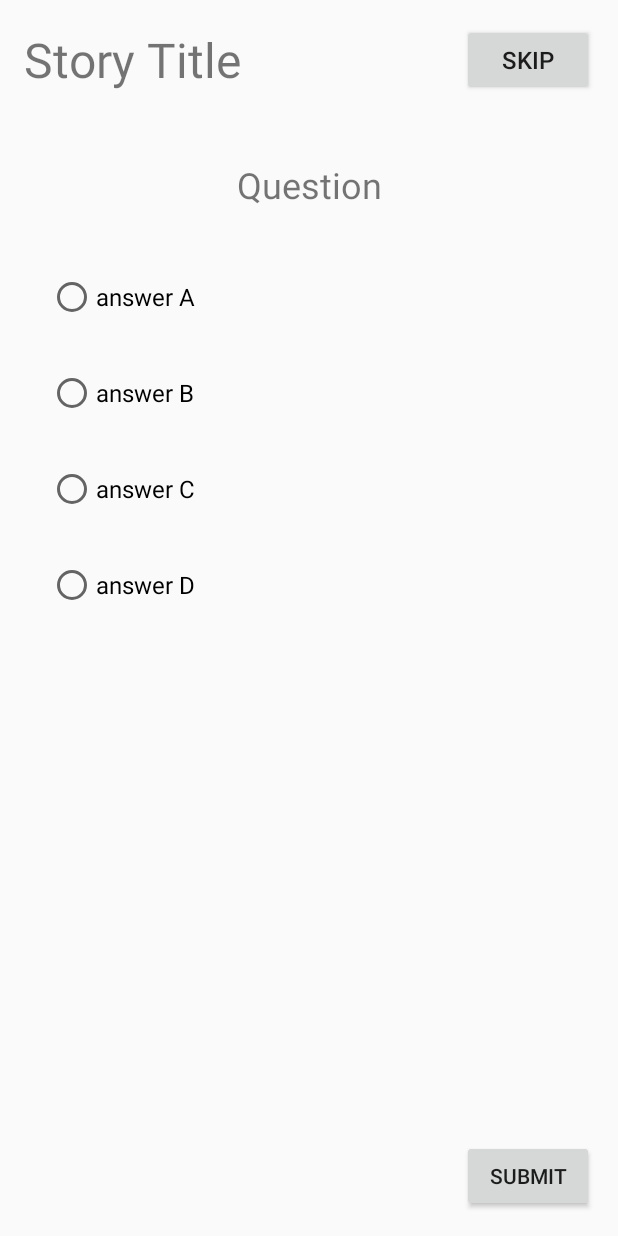
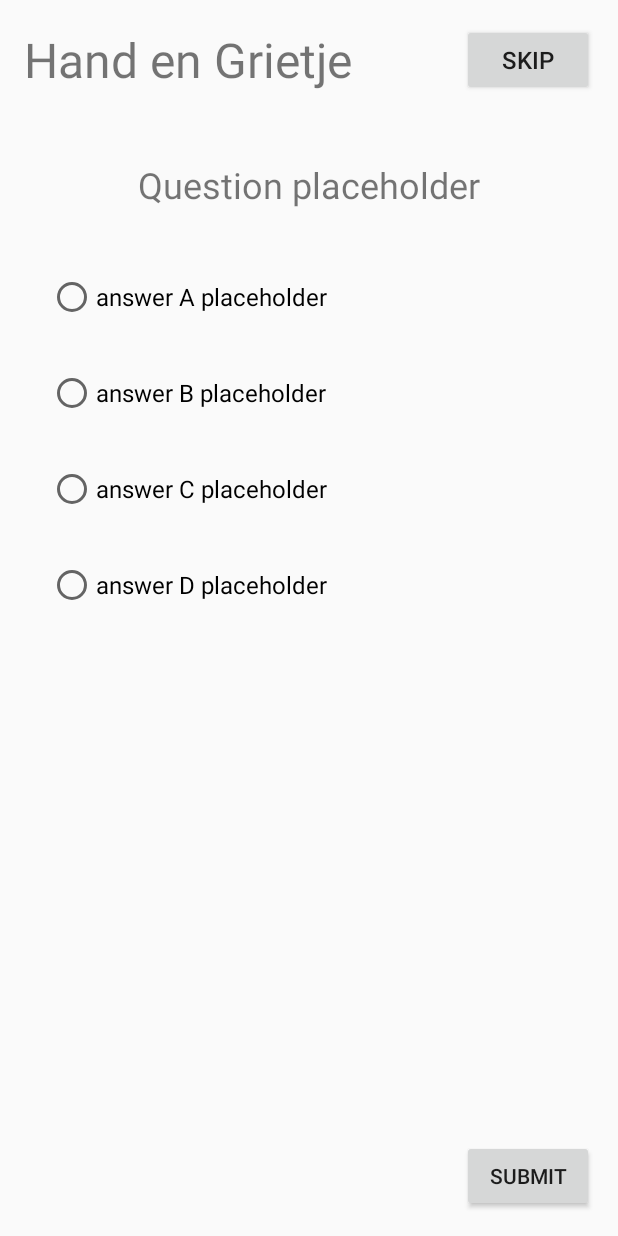
Before and after one commit to CMHLinskens/Proftaak1.4_B3, an Android app: the layout activity_riddle.xml on its own in the app's theme, with its tools: preview values and no code run, on a phone screen of 412 x 824 dp. Run offline under Robolectric (Android 15) with nearby library versions, the phone set to English and light mode, and no system bars.

Commit message:
[Addition] Logic riddle game (without Json)

```diff
--- a/EsstelingApp/app/src/main/AndroidManifest.xml
+++ b/EsstelingApp/app/src/main/AndroidManifest.xml
@@ -16,6 +16,12 @@
                 <category android:name="android.intent.category.LAUNCHER" />
             </intent-filter>
         </activity>
+        <activity android:name=".games.RiddlePage" android:label="RiddlePage">
+            <intent-filter>
+            <action android:name="android.intent.action.VIEW"></action>
+            <category android:name="android.intent.category.LAUNCHER"></category>
+            </intent-filter>
+        </activity>
     </application>
 
 </manifest>
--- a/EsstelingApp/app/src/main/res/layout/activity_riddle.xml
+++ b/EsstelingApp/app/src/main/res/layout/activity_riddle.xml
@@ -1,90 +1,84 @@
 <?xml version="1.0" encoding="utf-8"?>
-<androidx.constraintlayout.widget.ConstraintLayout
-    xmlns:android="http://schemas.android.com/apk/res/android"
+<androidx.constraintlayout.widget.ConstraintLayout xmlns:android="http://schemas.android.com/apk/res/android"
     xmlns:app="http://schemas.android.com/apk/res-auto"
     xmlns:tools="http://schemas.android.com/tools"
     android:layout_width="match_parent"
-    android:layout_height="match_parent"
-    >
+    android:layout_height="match_parent">
 
     <TextView
         android:id="@+id/storyTitle"
-        android:text="Story Title"
         android:layout_width="0dp"
         android:layout_height="48dp"
         android:layout_margin="16dp"
+        android:gravity="center_vertical"
+        android:text="Hand en Grietje"
         android:textSize="32sp"
-        android:gravity="center_vertical"
-        app:layout_constraintTop_toTopOf="parent"
+        app:layout_constraintEnd_toStartOf="@id/skipButton"
         app:layout_constraintStart_toStartOf="parent"
-        app:layout_constraintEnd_toStartOf="@id/skipButton"
-        />
+        app:layout_constraintTop_toTopOf="parent" />
 
     <Button
         android:id="@+id/skipButton"
-        android:text="Skip"
         android:layout_width="wrap_content"
         android:layout_height="48dp"
         android:layout_margin="16dp"
+        android:onClick="skipQuestion"
+        android:text="Skip"
         android:textSize="16sp"
+        app:layout_constraintEnd_toEndOf="parent"
         app:layout_constraintTop_toTopOf="parent"
-        app:layout_constraintEnd_toEndOf="parent"
         />
 
 
     <TextView
         android:id="@+id/question"
-        android:text="Question"
         android:layout_width="match_parent"
         android:layout_height="54dp"
         android:layout_margin="32dp"
+        android:gravity="center"
+        android:text="Question placeholder"
         android:textSize="24sp"
-        android:gravity="center"
-        app:layout_constraintTop_toBottomOf="@id/storyTitle"
-        />
+        app:layout_constraintTop_toBottomOf="@id/storyTitle" />
 
     <RadioGroup
+        android:id="@+id/answerGroup"
         android:layout_width="match_parent"
         android:layout_height="wrap_content"
         android:layout_margin="16dp"
         app:layout_constraintTop_toBottomOf="@id/question"
-        >
+        tools:layout_editor_absoluteX="16dp">
 
         <RadioButton
             android:id="@+id/answerA"
             android:layout_width="match_parent"
             android:layout_height="wrap_content"
-            android:text="answer A"
-            android:textSize="16sp"
             android:layout_margin="16dp"
-            />
+            android:text="answer A placeholder"
+            android:textSize="16sp" />
 
         <RadioButton
             android:id="@+id/answerB"
             android:layout_width="match_parent"
             android:layout_height="wrap_content"
-            android:text="answer B"
-            android:textSize="16sp"
             android:layout_margin="16dp"
-            />
+            android:text="answer B placeholder"
+            android:textSize="16sp" />
 
         <RadioButton
             android:id="@+id/answerC"
             android:layout_width="match_parent"
             android:layout_height="wrap_content"
-            android:text="answer C"
-            android:textSize="16sp"
             android:layout_margin="16dp"
-            />
+            android:text="answer C placeholder"
+            android:textSize="16sp" />
 
         <RadioButton
             android:id="@+id/answerD"
             android:layout_width="match_parent"
             android:layout_height="wrap_content"
-            android:text="answer D"
-            android:textSize="16sp"
             android:layout_margin="16dp"
-            />
+            android:text="answer D placeholder"
+            android:textSize="16sp" />
     </RadioGroup>
 
     <Button
@@ -92,9 +86,9 @@
         android:layout_width="wrap_content"
         android:layout_height="wrap_content"
         android:layout_margin="16dp"
+        android:onClick="submitAnswer"
         android:text="Submit"
         app:layout_constraintBottom_toBottomOf="parent"
-        app:layout_constraintEnd_toEndOf="parent"
-        />
+        app:layout_constraintEnd_toEndOf="parent" />
 
 </androidx.constraintlayout.widget.ConstraintLayout>
```
Also changed, not shown: EsstelingApp/app/src/main/java/com/example/esstelingapp/MainActivity.java (+10 -0 lines), EsstelingApp/app/src/main/java/com/example/esstelingapp/games/Question.java (+7 -1 lines), EsstelingApp/app/src/main/java/com/example/esstelingapp/games/RiddleController.java (+19 -17 lines), EsstelingApp/app/src/main/java/com/example/esstelingapp/games/RiddlePage.java (added, +103 -0 lines), EsstelingApp/app/src/main/java/com/example/esstelingapp/games/StoryTypes.java (added, +8 -0 lines), EsstelingApp/app/src/main/assets/riddle_questions.json (renamed from EsstelingApp/app/src/main/java/com/example/esstelingapp/games/riddle_questions.json).
